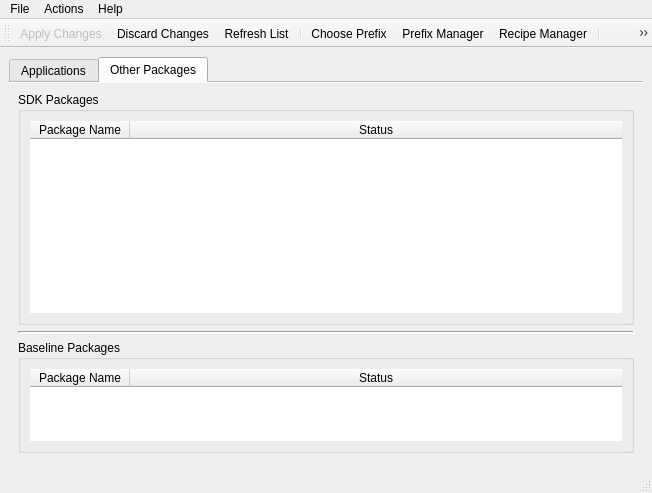
Above: designer/pybombs_main.ui from NinjaComics/pybombs-qtgui before the change. Below: the same form after it.
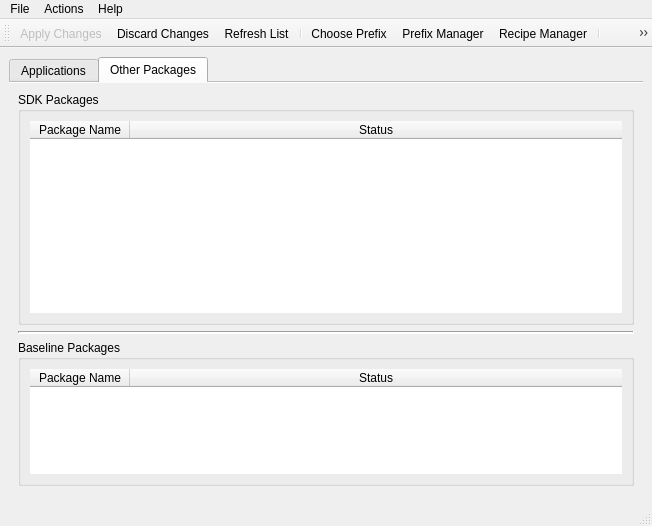
That is the form after the change.

Commit message: Add filedialog to prefix_config

The edit to the form file:
```diff
--- a/designer/pybombs_main.ui
+++ b/designer/pybombs_main.ui
@@ -7,7 +7,7 @@
     <x>0</x>
     <y>0</y>
     <width>652</width>
-    <height>464</height>
+    <height>526</height>
    </rect>
   </property>
   <property name="sizePolicy">
```
The commit also changes 2 other files.
